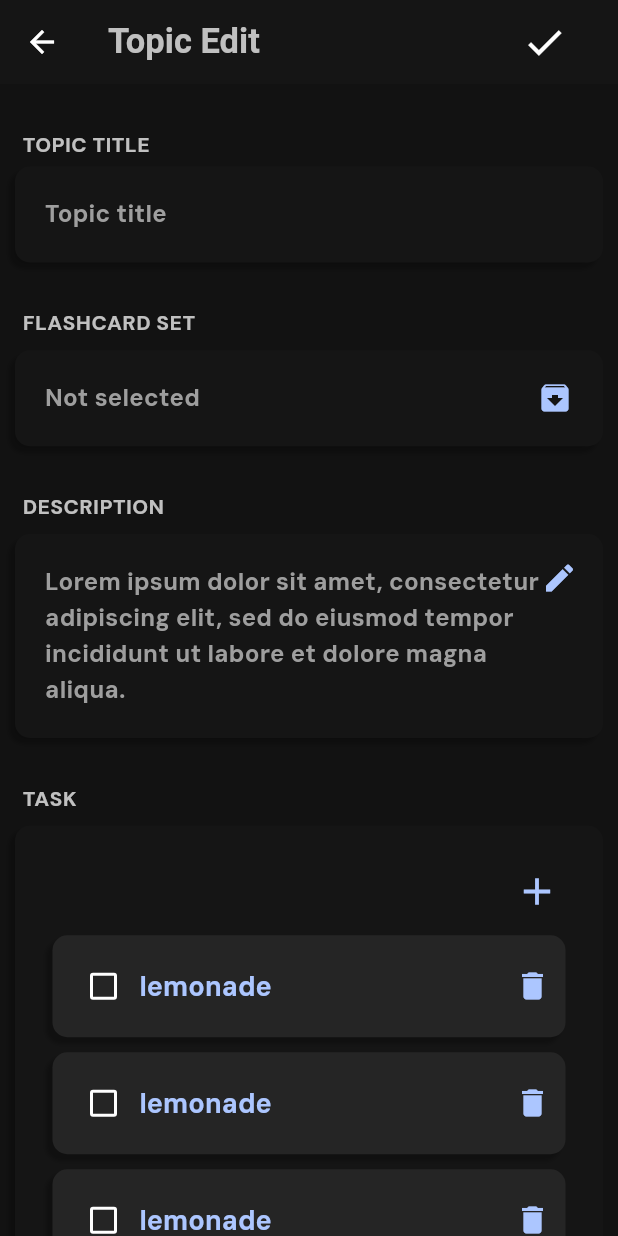
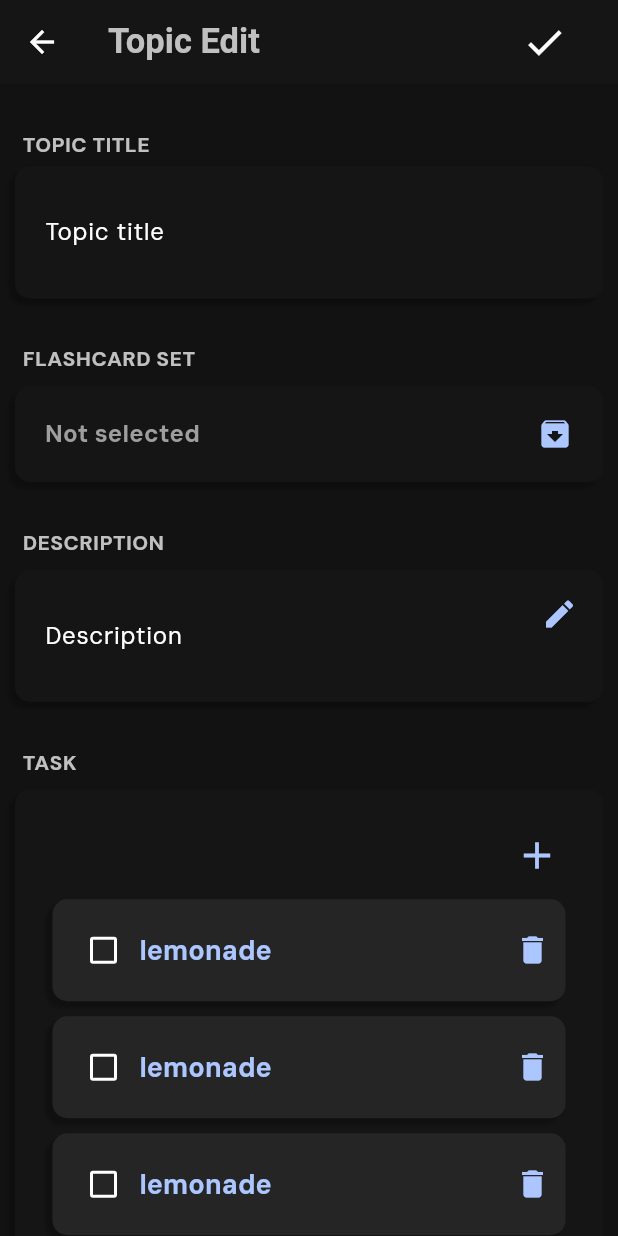
Before and after one commit to NNNNNC/pomodor_app, a Flutter app: the topic_edit_page screen opened directly, on a phone screen of 412 x 824 dp. Run offline on Flutter 3.47's test engine with Material 3 defaults, Android fonts, the phone set to English and light mode, and no system bars; our stand-ins replace carousel_slider, flip_card, hive, hive_flutter; accounts and stored records are empty.

Commit message:
edited three file

```diff
--- /dev/null
+++ b/lib/models/topicModel.dart
@@ -0,0 +1,4 @@
+import 'package:hive_flutter/adapters.dart';
+
+@HiveType(typeId: 3, adapterName: "TopicAdapter")
+class Topic extends HiveObject {}
--- a/lib/pages/topic_edit_page.dart
+++ b/lib/pages/topic_edit_page.dart
@@ -10,11 +10,17 @@ class topic_edit_page extends StatefulWidget {
 }
 
 class _topic_edit_pageState extends State<topic_edit_page> {
+  TextEditingController _topicController =
+      TextEditingController(text: "Topic title");
+  TextEditingController _descriptionController =
+      TextEditingController(text: "Description");
+  bool _isEnabled = false;
+
   @override
   Widget build(BuildContext context) {
     return Scaffold(
       appBar: AppBar(
-        title: Text("Topic Edit"),
+        title: const Text("Topic Edit"),
         actions: [
           Padding(
             padding: const EdgeInsets.only(right: 25),
@@ -22,7 +28,7 @@ class _topic_edit_pageState extends State<topic_edit_page> {
                 onPressed: () {
                   Navigator.pop(context);
                 },
-                icon: Icon(
+                icon: const Icon(
                   Icons.check,
                   size: 30,
                 )),
@@ -32,7 +38,7 @@ class _topic_edit_pageState extends State<topic_edit_page> {
       body: ListView(
         children: [
           Padding(
-            padding: EdgeInsets.only(top: 30, left: 10, bottom: 5),
+            padding: const EdgeInsets.only(top: 30, left: 10, bottom: 5),
             child: Row(
               children: [
                 SizedBox(
@@ -51,8 +57,30 @@ class _topic_edit_pageState extends State<topic_edit_page> {
                 child: Row(
                   mainAxisAlignment: MainAxisAlignment.spaceBetween,
                   children: [
-                    Text('Topic title',
-                        style: Theme.of(context).textTheme.titleMedium),
+                    Expanded(
+                        child: GestureDetector(
+                      onTap: () {
+                        setState(() {
+                          _isEnabled = true;
+                        });
+                      },
+                      child: TextField(
+                        controller: _topicController,
+                        enabled: _isEnabled,
+                        style: Theme.of(context).textTheme.bodyLarge,
+                        decoration: InputDecoration(
+                          border: InputBorder.none,
+                        ),
+                        onChanged: (value) {
+                          _topicController.text = value;
+                        },
+                        onSubmitted: (value) {
+                          _isEnabled = false;
+                        },
+                      ),
+                    ))
+                    // Text('Topic title',
+                    //     style: Theme.of(context).textTheme.titleMedium),
                   ],
                 ),
               )),
@@ -107,20 +135,60 @@ class _topic_edit_pageState extends State<topic_edit_page> {
                   Row(
                     children: [
                       Expanded(
-                        child: Text(
-                          'Lorem ipsum dolor sit amet, consectetur adipiscing elit, sed do eiusmod tempor incididunt ut labore et dolore magna aliqua.',
-                          textAlign: TextAlign.left,
-                          style: Theme.of(context).textTheme.titleMedium,
-                          maxLines: null, // Set to null for unlimited lines
+                          child: GestureDetector(
+                        onTap: () {
+                          setState(() {
+                            _isEnabled = true;
+                          });
+                        },
+                        child: TextField(
+                          controller: _descriptionController,
+                          enabled: _isEnabled,
+                          style: Theme.of(context).textTheme.bodyLarge,
+                          decoration: InputDecoration(border: InputBorder.none),
+                          onChanged: (value) {
+                            _descriptionController.text = value;
+                          },
+                          onSubmitted: (value) {
+                            _isEnabled = false;
+                          },
                         ),
-                      ),
+                      )
+                          // Text(
+                          //   'Lorem ipsum dolor sit amet, consectetur adipiscing elit, sed do eiusmod tempor incididunt ut labore et dolore magna aliqua.',
+                          //   textAlign: TextAlign.left,
+                          //   style: Theme.of(context).textTheme.titleMedium,
+                          //   maxLines: null, // Set to null for unlimited lines ),
+                          ),
                     ],
                   ),
                   Positioned(
-                    top: -15,
-                    right: -15,
-                    child: IconButton(onPressed: (){},icon: Icon(Icons.edit, color: Theme.of(context).colorScheme.secondary),)
-                  ),
+                      top: -15,
+                      right: -15,
+                      child: IconButton(
+                        onPressed: () {
+                          setState(() {
+                            _isEnabled = true;
+                          });
+                          TextField(
+                            maxLines: 5,
+                            minLines: 1,
+                            controller: _descriptionController,
+                            enabled: _isEnabled,
+                            style: Theme.of(context).textTheme.bodyLarge,
+                            decoration:
+                                InputDecoration(border: InputBorder.none),
+                            onChanged: (value) {
+                              _descriptionController.text = value;
+                            },
+                            onSubmitted: (value) {
+                              _isEnabled = false;
+                            },
+                          );
+                        },
+                        icon: Icon(Icons.edit,
+                            color: Theme.of(context).colorScheme.secondary),
+                      )),
                 ],
               ),
             ),
```
Also changed, not shown: lib/models/taskModel.dart (added, +12 -0 lines).
